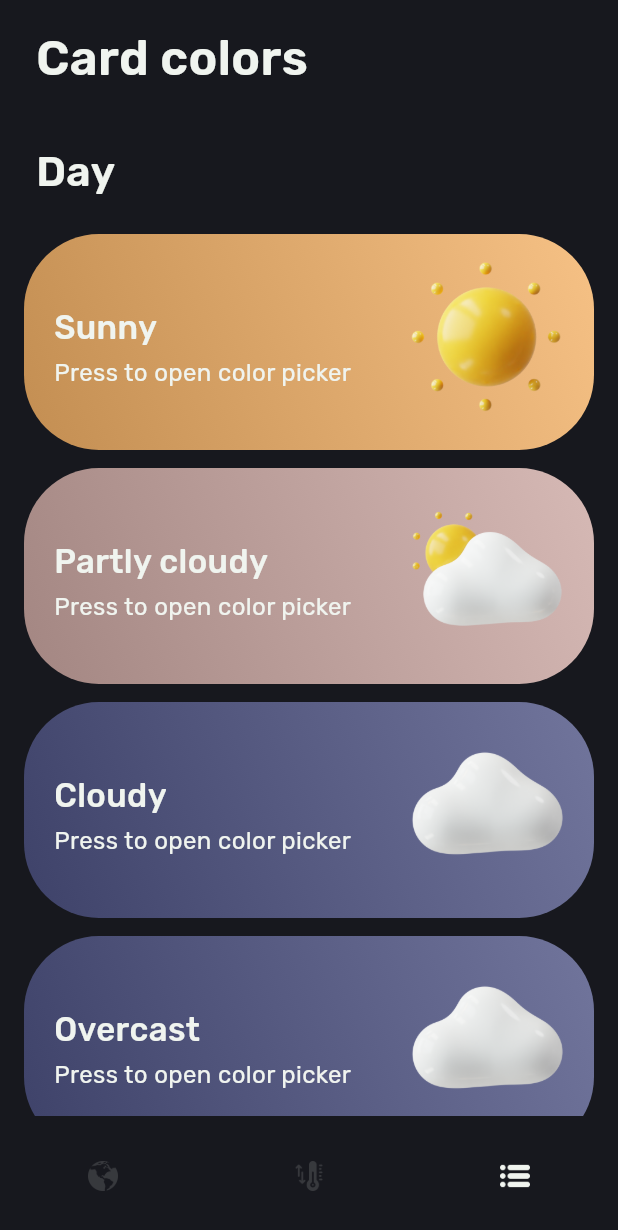
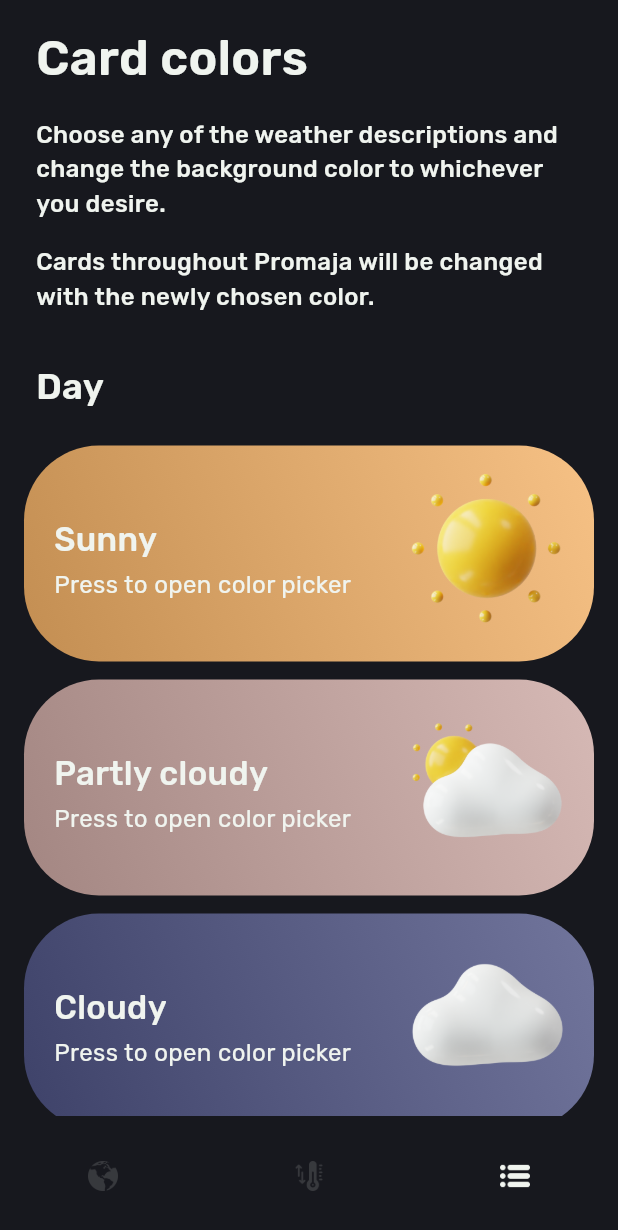
Before and after one commit to jokilic/promaja, a Flutter app: the TestingScreen screen opened directly, on a phone screen of 412 x 824 dp. Shown: the top 1230 px of the screen. Run offline on Flutter 3.47's test engine with Material 3 defaults, Android fonts, the phone set to English and light mode, and no system bars; drawn by our look-alikes of flutter_animate; our stand-ins replace appinio_swiper, dio, easy_localization, envied, flutter_colorpicker, flutter_riverpod and 7 more; missing offline and left inert: animated_shimmer, home_widget, workmanager; accounts and stored records are empty; generated files the repository leaves out were written again; statements that could not run were skipped; project files that could hold a hidden picture were left out.

Commit message:
`TestingScreen` - explanation

```diff
--- a/assets/translations/en.json
+++ b/assets/translations/en.json
@@ -31,6 +31,8 @@
     "day": "Day",
     "night": "Night",
     "cardColors": "Card colors",
+    "cardColorsDescription1": "Choose any of the weather descriptions and change the background color to whichever you desire.",
+    "cardColorsDescription2": "Cards throughout Promaja will be changed with the newly chosen color.",
     "save": "Save",
     "revert": "Revert",
     "1000Day": "Sunny",
--- a/assets/translations/hr.json
+++ b/assets/translations/hr.json
@@ -31,6 +31,8 @@
     "day": "Dan",
     "night": "Noć",
     "cardColors": "Boje kartica",
+    "cardColorsDescription1": "Odaberi neki od opisa vremena i promijeni pozadinsku boju na onu koju želiš.",
+    "cardColorsDescription2": "Kartice kroz cijelu Promaju će se promijeniti na novoodabranu boju.",
     "save": "Spremi",
     "revert": "Vrati",
     "1000Day": "Sunčano",
--- a/lib/constants/text_styles.dart
+++ b/lib/constants/text_styles.dart
@@ -171,8 +171,13 @@ class PromajaTextStyles {
   );
   static const testingSubtitle = TextStyle(
     color: PromajaColors.white,
-    fontSize: 28,
+    fontSize: 24,
     fontWeight: FontWeight.w700,
+  );
+  static const testingText = TextStyle(
+    color: PromajaColors.white,
+    fontSize: 16,
+    fontWeight: FontWeight.w500,
   );
   static const testingListTitle = TextStyle(
     color: PromajaColors.white,
--- a/lib/screens/testing/testing_screen.dart
+++ b/lib/screens/testing/testing_screen.dart
@@ -104,6 +104,23 @@ class _TestingScreenState extends ConsumerState<TestingScreen> {
                 style: PromajaTextStyles.testingTitle,
               ),
             ),
+            const SizedBox(height: 16),
+            Padding(
+              padding: const EdgeInsets.symmetric(horizontal: 8),
+              child: Text(
+                'cardColorsDescription1'.tr(),
+                style: PromajaTextStyles.testingText,
+              ),
+            ),
+            const SizedBox(height: 16),
+            Padding(
+              padding: const EdgeInsets.symmetric(horizontal: 8),
+              child: Text(
+                'cardColorsDescription2'.tr(),
+                style: PromajaTextStyles.testingText,
+              ),
+            ),
+
             const SizedBox(height: 32),
 
             ///
```
